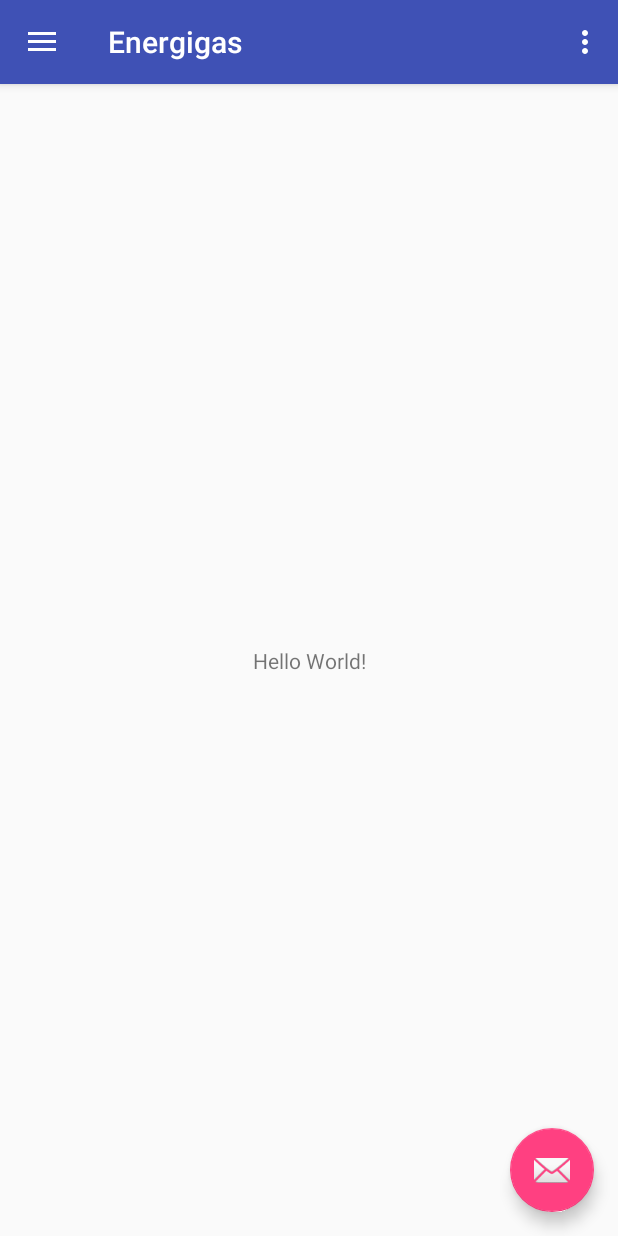
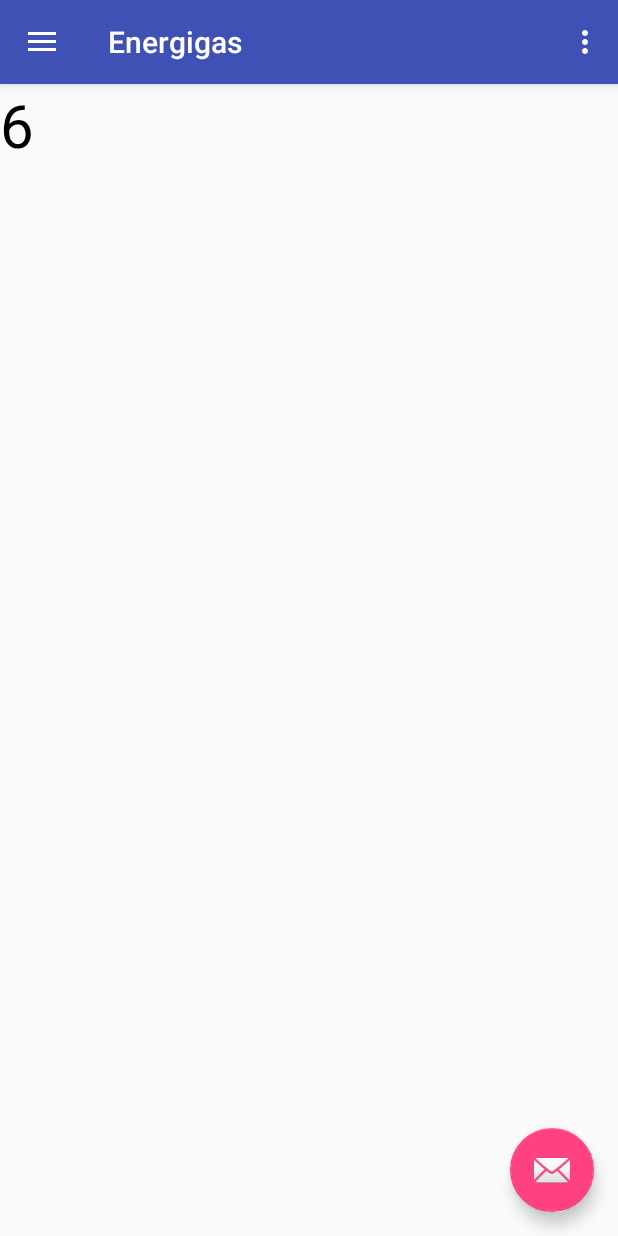
Before and after one commit to SteveCampos/Gas, an Android app: the screen it shows after launch (MainActivity), in the side drawer, after a tap on "Send", on a phone screen of 412 x 824 dp. Run offline under Robolectric (Android 15) with nearby library versions, the phone set to English and light mode, and no system bars; our stand-ins replace ButterKnife.

Commit message:
nuevos paquetes

```diff
--- a/app/src/main/AndroidManifest.xml
+++ b/app/src/main/AndroidManifest.xml
@@ -9,7 +9,7 @@
         android:supportsRtl="true"
         android:theme="@style/AppTheme">
         <activity
-            android:name=".MainActivity"
+            android:name=".ui.activities.MainActivity"
             android:label="@string/app_name"
             android:theme="@style/AppTheme.NoActionBar">
             <intent-filter>
--- a/app/src/main/java/energigas/app/systemstrategy/energigas/MainActivity.java
+++ b/app/src/main/java/energigas/app/systemstrategy/energigas/ui/activities/MainActivity.java
@@ -1,8 +1,14 @@
-package energigas.app.systemstrategy.energigas;
+package energigas.app.systemstrategy.energigas.ui.activities;
 
+import android.os.Build;
 import android.os.Bundle;
 import android.support.design.widget.FloatingActionButton;
 import android.support.design.widget.Snackbar;
+import android.support.v4.app.Fragment;
+import android.support.v4.app.FragmentManager;
+import android.support.v4.app.FragmentPagerAdapter;
+import android.support.v4.app.FragmentTransaction;
+import android.support.v4.view.ViewPager;
 import android.view.View;
 import android.support.design.widget.NavigationView;
 import android.support.v4.view.GravityCompat;
@@ -13,14 +19,24 @@ import android.support.v7.widget.Toolbar;
 import android.view.Menu;
 import android.view.MenuItem;
 
+import butterknife.BindView;
+import butterknife.ButterKnife;
+import energigas.app.systemstrategy.energigas.R;
+import energigas.app.systemstrategy.energigas.ui.fragments.FGastos;
+
 public class MainActivity extends AppCompatActivity
         implements NavigationView.OnNavigationItemSelectedListener {
 
+    //Instance widgets with Butteknife
+    //@BindView(R.id.toolbar)
+    //Toolbar toolbar;
+private Toolbar toolbar;
     @Override
     protected void onCreate(Bundle savedInstanceState) {
         super.onCreate(savedInstanceState);
         setContentView(R.layout.activity_main);
-        Toolbar toolbar = (Toolbar) findViewById(R.id.toolbar);
+        ButterKnife.bind(this);
+        toolbar = (Toolbar)findViewById(R.id.toolbar);
         setSupportActionBar(toolbar);
 
         FloatingActionButton fab = (FloatingActionButton) findViewById(R.id.fab);
@@ -79,19 +95,35 @@ public class MainActivity extends AppCompatActivity
     public boolean onNavigationItemSelected(MenuItem item) {
         // Handle navigation view item clicks here.
         int id = item.getItemId();
+        Fragment fragment = null;
+        Float elevation = getResources().getDimension(R.dimen.elevation_toolbar);
+        switch (id) {
+            case R.id.nav_camera:
+                fragment = new FGastos(1);
+                break;
+            case R.id.nav_gallery:
+                fragment = new FGastos(2);
+                break;
+            case R.id.nav_slideshow:
+                fragment = new FGastos(3);
+                break;
+            case R.id.nav_manage:
+                fragment = new FGastos(4);
+                break;
+            case R.id.nav_share:
+                fragment = new FGastos(5);
+                break;
+            case R.id.nav_send:
+                fragment = new FGastos(6);
+                break;
+        }
 
-        if (id == R.id.nav_camera) {
-            // Handle the camera action
-        } else if (id == R.id.nav_gallery) {
-
-        } else if (id == R.id.nav_slideshow) {
-
-        } else if (id == R.id.nav_manage) {
-
-        } else if (id == R.id.nav_share) {
-
-        } else if (id == R.id.nav_send) {
-
+        FragmentManager fragmentManager = getSupportFragmentManager();
+        FragmentTransaction fragmentTransaction = fragmentManager.beginTransaction();
+        fragmentTransaction.replace(R.id.content, fragment);
+        fragmentTransaction.commit();
+        if (Build.VERSION.SDK_INT >= Build.VERSION_CODES.LOLLIPOP) {
+            toolbar.setElevation(elevation);
         }
 
         DrawerLayout drawer = (DrawerLayout) findViewById(R.id.drawer_layout);
--- /dev/null
+++ b/app/src/main/java/energigas/app/systemstrategy/energigas/ui/fragments/FGastos.java
@@ -0,0 +1,44 @@
+package energigas.app.systemstrategy.energigas.ui.fragments;
+
+import android.os.Bundle;
+import android.support.v4.app.Fragment;
+import android.view.LayoutInflater;
+import android.view.View;
+import android.view.ViewGroup;
+import android.widget.TextView;
+
+
+import butterknife.BindView;
+import butterknife.ButterKnife;
+import energigas.app.systemstrategy.energigas.R;
+
+/**
+ * Created by Kelvin on 12/07/2016.
+ */
+
+public class FGastos extends Fragment {
+    View rootView;
+     int si = 0;
+
+
+
+   @BindView(R.id.textNumber)  TextView textView;
+
+
+    public  FGastos (int e){
+       // FGastos gastos = new FGastos();
+        this.si=e;
+       // return  gastos;
+    }
+
+    @Override
+    public View onCreateView(LayoutInflater inflater, ViewGroup container,
+                             Bundle savedInstanceState) {
+        rootView = inflater.inflate(R.layout.fragment_gastos, container, false);
+        ButterKnife.bind(this,rootView);
+        //textView = (TextView) rootView.findViewById(R.id.textNumber);
+        textView.setText(si+"");
+        return rootView;
+    }
+
+}
--- a/app/src/main/res/layout/app_bar_main.xml
+++ b/app/src/main/res/layout/app_bar_main.xml
@@ -5,7 +5,7 @@
     android:layout_width="match_parent"
     android:layout_height="match_parent"
     android:fitsSystemWindows="true"
-    tools:context="energigas.app.systemstrategy.energigas.MainActivity">
+    tools:context="energigas.app.systemstrategy.energigas.ui.activities.MainActivity">
 
     <android.support.design.widget.AppBarLayout
         android:layout_width="match_parent"
--- a/app/src/main/res/layout/content_main.xml
+++ b/app/src/main/res/layout/content_main.xml
@@ -1,21 +1,13 @@
 <?xml version="1.0" encoding="utf-8"?>
-<android.support.constraint.ConstraintLayout xmlns:android="http://schemas.android.com/apk/res/android"
-    xmlns:app="http://schemas.android.com/apk/res-auto"
-    xmlns:tools="http://schemas.android.com/tools"
-    android:id="@+id/content_main"
+<LinearLayout xmlns:android="http://schemas.android.com/apk/res/android"
     android:layout_width="match_parent"
     android:layout_height="match_parent"
-    app:layout_behavior="@string/appbar_scrolling_view_behavior"
-    tools:context="energigas.app.systemstrategy.energigas.MainActivity"
-    tools:showIn="@layout/app_bar_main">
+    android:orientation="vertical" >
 
-    <TextView
-        android:layout_width="wrap_content"
-        android:layout_height="wrap_content"
-        android:text="Hello World!"
-        app:layout_constraintBottom_toBottomOf="@+id/content_main"
-        app:layout_constraintLeft_toLeftOf="@+id/content_main"
-        app:layout_constraintRight_toRightOf="@+id/content_main"
-        app:layout_constraintTop_toTopOf="@+id/content_main" />
+    <FrameLayout
+        android:id="@+id/content"
+        android:layout_width="fill_parent"
+        android:layout_height="fill_parent"
+        android:layout_marginTop="?attr/actionBarSize" />
 
-</android.support.constraint.ConstraintLayout>
+</LinearLayout>
--- /dev/null
+++ b/app/src/main/res/layout/fragment_gastos.xml
@@ -0,0 +1,14 @@
+<?xml version="1.0" encoding="utf-8"?>
+<LinearLayout xmlns:android="http://schemas.android.com/apk/res/android"
+    android:layout_width="match_parent"
+    android:layout_height="match_parent">
+
+    <TextView
+        android:text="TextView"
+        android:layout_width="wrap_content"
+        android:layout_height="wrap_content"
+        android:id="@+id/textNumber"
+        android:textSize="40dp"
+        android:textColor="#000"
+        android:layout_weight="1" />
+</LinearLayout>
--- a/app/src/main/res/values/dimens.xml
+++ b/app/src/main/res/values/dimens.xml
@@ -6,4 +6,5 @@
     <dimen name="activity_horizontal_margin">16dp</dimen>
     <dimen name="activity_vertical_margin">16dp</dimen>
     <dimen name="fab_margin">16dp</dimen>
+    <dimen name="elevation_toolbar">4dp</dimen>
 </resources>
--- a/build.gradle
+++ b/build.gradle
@@ -6,7 +6,7 @@ buildscript {
     }
     dependencies {
         classpath 'com.android.tools.build:gradle:2.1.0'
-
+        classpath 'com.neenbedankt.gradle.plugins:android-apt:1.8'
         // NOTE: Do not place your application dependencies here; they belong
         // in the individual module build.gradle files
     }
```
Also changed, not shown: app/build.gradle (+18 -3 lines), app/src/main/java/energigas/app/systemstrategy/energigas/sqlite/db/caja/DBGastos.java (added, +22 -0 lines).
